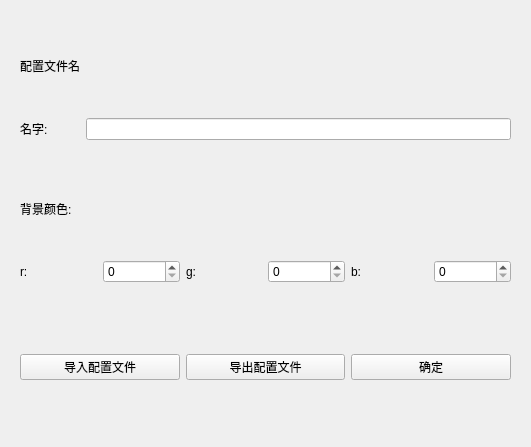
This is 3DEngine/openglconfigwgt.ui in littleHorse12138/lyhAssistant as Qt 5 draws it before an edit. The edited form follows.
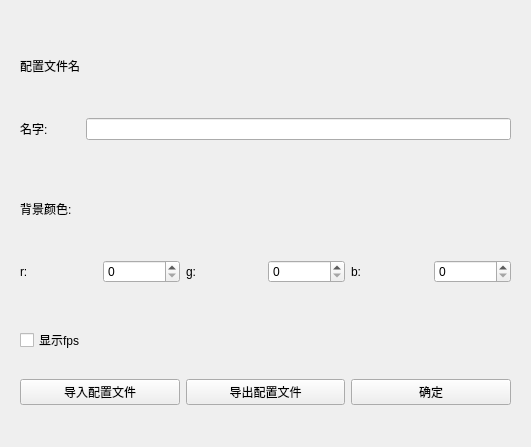
This is the edited form.

Patch:
```diff
--- a/3DEngine/openglconfigwgt.ui
+++ b/3DEngine/openglconfigwgt.ui
@@ -82,28 +82,35 @@
    </item>
    <item>
     <widget class="QWidget" name="widget" native="true">
-     <layout class="QHBoxLayout" name="horizontalLayout">
-      <item>
+     <layout class="QGridLayout" name="gridLayout_3">
+      <item row="1" column="0">
        <widget class="QPushButton" name="pushButton_4">
         <property name="text">
          <string>导入配置文件</string>
         </property>
        </widget>
       </item>
-      <item>
+      <item row="1" column="1">
        <widget class="QPushButton" name="pushButton">
         <property name="text">
          <string>导出配置文件</string>
         </property>
        </widget>
       </item>
-      <item>
+      <item row="1" column="2">
        <widget class="QPushButton" name="pushButton_3">
         <property name="text">
          <string>确定</string>
         </property>
        </widget>
       </item>
+      <item row="0" column="0">
+       <widget class="QCheckBox" name="checkBox">
+        <property name="text">
+         <string>显示fps</string>
+        </property>
+       </widget>
+      </item>
      </layout>
     </widget>
    </item>
```
